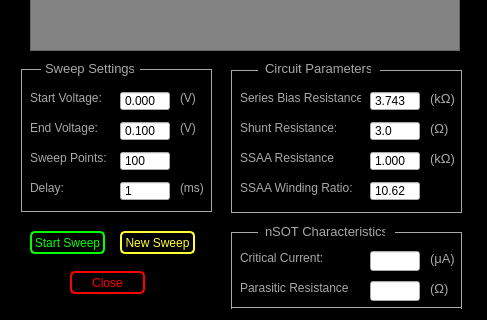
Before: the Qt Designer form Scanner GUI/nSOTCharacterizer/preliminarySweep.ui in afylab/nanoSQUID-Scanning-Software, drawn with Qt 5; both pictures show x 0 to 487 and y 279 to 599 of the 487 by 599 pixel window.
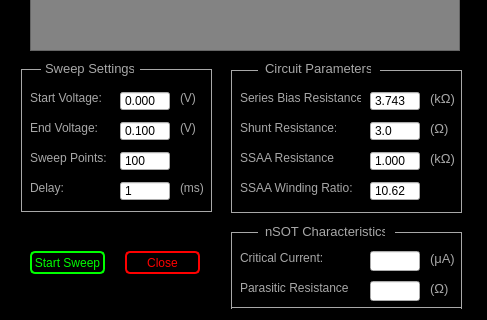
After: the same form once the commit is applied.

```diff
--- a/Scanner GUI/nSOTCharacterizer/preliminarySweep.ui
+++ b/Scanner GUI/nSOTCharacterizer/preliminarySweep.ui
@@ -158,7 +158,7 @@
    <property name="geometry">
     <rect>
      <x>30</x>
-     <y>510</y>
+     <y>530</y>
      <width>75</width>
      <height>23</height>
     </rect>
@@ -341,37 +341,6 @@
     <string>&lt;html&gt;&lt;head/&gt;&lt;body&gt;&lt;p&gt;&lt;span style=&quot; font-size:10pt; color:#a8a8a8;&quot;&gt;(μA)&lt;/span&gt;&lt;/p&gt;&lt;/body&gt;&lt;/html&gt;</string>
    </property>
   </widget>
-  <widget class="QPushButton" name="newSweep">
-   <property name="geometry">
-    <rect>
-     <x>120</x>
-     <y>510</y>
-     <width>75</width>
-     <height>23</height>
-    </rect>
-   </property>
-   <property name="toolTip">
-    <string>Enables user to begin a new sweep</string>
-   </property>
-   <property name="styleSheet">
-    <string notr="true">QPushButton:pressed#newSweep{
-color: rgb(95,107,166);
-background-color:rgb(168,168,168);
-border: 1px solid rgb(95,107,166);
-border-radius: 5px
-}
-
-QPushButton#newSweep{
-color: rgb(255,255,51);
-background-color:rgb(0,0,0);
-border: 2px solid  rgb(255,255,51);
-border-radius: 5px
-}</string>
-   </property>
-   <property name="text">
-    <string>New Sweep</string>
-   </property>
-  </widget>
   <widget class="QDoubleSpinBox" name="biasStart">
    <property name="geometry">
     <rect>
@@ -572,8 +541,8 @@
   <widget class="QPushButton" name="closeWin">
    <property name="geometry">
     <rect>
-     <x>70</x>
-     <y>550</y>
+     <x>125</x>
+     <y>530</y>
      <width>75</width>
      <height>23</height>
     </rect>
```
